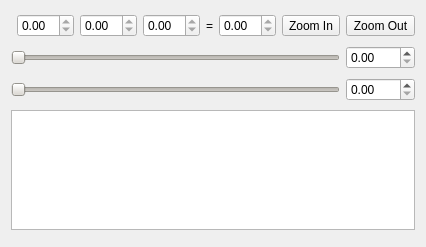
Old version of the form QtImageViewer/Resources/UI/QtSliceControlsWidgetGUI.ui in the repository KitwareMedical/ImageViewer.
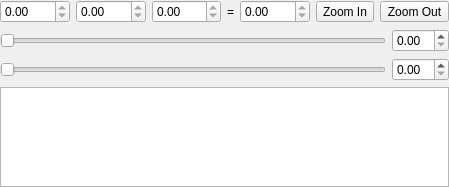
New version of the form.

Patch:
```diff
--- a/QtImageViewer/Resources/UI/QtSliceControlsWidgetGUI.ui
+++ b/QtImageViewer/Resources/UI/QtSliceControlsWidgetGUI.ui
@@ -6,457 +6,15 @@
    <rect>
     <x>0</x>
     <y>0</y>
-    <width>375</width>
-    <height>247</height>
+    <width>449</width>
+    <height>187</height>
    </rect>
   </property>
-  <property name="maximumSize">
-   <size>
-    <width>16777215</width>
-    <height>300</height>
-   </size>
-  </property>
-  <layout class="QGridLayout" name="gridLayout_3">
-   <item row="1" column="8">
-    <widget class="QDoubleSpinBox" name="IntensityMinDisplay">
-     <property name="toolTip">
-      <string>Display the lower intensity widowing.</string>
-     </property>
-    </widget>
-   </item>
-   <item row="1" column="1" colspan="7">
-    <widget class="QSlider" name="IntensityMin">
-     <property name="palette">
-      <palette>
-       <active>
-        <colorrole role="WindowText">
-         <brush brushstyle="SolidPattern">
-          <color alpha="255">
-           <red>0</red>
-           <green>0</green>
-           <blue>0</blue>
-          </color>
-         </brush>
-        </colorrole>
-        <colorrole role="Button">
-         <brush brushstyle="SolidPattern">
-          <color alpha="255">
-           <red>212</red>
-           <green>208</green>
-           <blue>200</blue>
-          </color>
-         </brush>
-        </colorrole>
-        <colorrole role="Light">
-         <brush brushstyle="SolidPattern">
-          <color alpha="255">
-           <red>255</red>
-           <green>255</green>
-           <blue>255</blue>
-          </color>
-         </brush>
-        </colorrole>
-        <colorrole role="Midlight">
-         <brush brushstyle="SolidPattern">
-          <color alpha="255">
-           <red>233</red>
-           <green>231</green>
-           <blue>227</blue>
-          </color>
-         </brush>
-        </colorrole>
-        <colorrole role="Dark">
-         <brush brushstyle="SolidPattern">
-          <color alpha="255">
-           <red>106</red>
-           <green>104</green>
-           <blue>100</blue>
-          </color>
-         </brush>
-        </colorrole>
-        <colorrole role="Mid">
-         <brush brushstyle="SolidPattern">
-          <color alpha="255">
-           <red>141</red>
-           <green>138</green>
-           <blue>133</blue>
-          </color>
-         </brush>
-        </colorrole>
-        <colorrole role="Text">
-         <brush brushstyle="SolidPattern">
-          <color alpha="255">
-           <red>0</red>
-           <green>0</green>
-           <blue>0</blue>
-          </color>
-         </brush>
-        </colorrole>
-        <colorrole role="BrightText">
-         <brush brushstyle="SolidPattern">
-          <color alpha="255">
-           <red>255</red>
-           <green>255</green>
-           <blue>255</blue>
-          </color>
-         </brush>
-        </colorrole>
-        <colorrole role="ButtonText">
-         <brush brushstyle="SolidPattern">
-          <color alpha="255">
-           <red>0</red>
-           <green>0</green>
-           <blue>0</blue>
-          </color>
-         </brush>
-        </colorrole>
-        <colorrole role="Base">
-         <brush brushstyle="SolidPattern">
-          <color alpha="255">
-           <red>255</red>
-           <green>255</green>
-           <blue>255</blue>
-          </color>
-         </brush>
-        </colorrole>
-        <colorrole role="Window">
-         <brush brushstyle="SolidPattern">
-          <color alpha="255">
-           <red>212</red>
-           <green>208</green>
-           <blue>200</blue>
-          </color>
-         </brush>
-        </colorrole>
-        <colorrole role="Shadow">
-         <brush brushstyle="SolidPattern">
-          <color alpha="255">
-           <red>0</red>
-           <green>0</green>
-           <blue>0</blue>
-          </color>
-         </brush>
-        </colorrole>
-        <colorrole role="Highlight">
-         <brush brushstyle="SolidPattern">
-          <color alpha="255">
-           <red>10</red>
-           <green>36</green>
-           <blue>106</blue>
-          </color>
-         </brush>
-        </colorrole>
-        <colorrole role="HighlightedText">
-         <brush brushstyle="SolidPattern">
-          <color alpha="255">
-           <red>255</red>
-           <green>255</green>
-           <blue>255</blue>
-          </color>
-         </brush>
-        </colorrole>
-       </active>
-       <inactive>
-        <colorrole role="WindowText">
-         <brush brushstyle="SolidPattern">
-          <color alpha="255">
-           <red>0</red>
-           <green>0</green>
-           <blue>0</blue>
-          </color>
-         </brush>
-        </colorrole>
-        <colorrole role="Button">
-         <brush brushstyle="SolidPattern">
-          <color alpha="255">
-           <red>212</red>
-           <green>208</green>
-           <blue>200</blue>
-          </color>
-         </brush>
-        </colorrole>
-        <colorrole role="Light">
-         <brush brushstyle="SolidPattern">
-          <color alpha="255">
-           <red>255</red>
-           <green>255</green>
-           <blue>255</blue>
-          </color>
-         </brush>
-        </colorrole>
-        <colorrole role="Midlight">
-         <brush brushstyle="SolidPattern">
-          <color alpha="255">
-           <red>233</red>
-           <green>229</green>
-           <blue>220</blue>
-          </color>
-         </brush>
-        </colorrole>
-        <colorrole role="Dark">
-         <brush brushstyle="SolidPattern">
-          <color alpha="255">
-           <red>128</red>
-           <green>128</green>
-           <blue>128</blue>
-          </color>
-         </brush>
-        </colorrole>
-        <colorrole role="Mid">
-         <brush brushstyle="SolidPattern">
-          <color alpha="255">
-           <red>141</red>
-           <green>138</green>
-           <blue>133</blue>
-          </color>
-         </brush>
-        </colorrole>
-        <colorrole role="Text">
-         <brush brushstyle="SolidPattern">
-          <color alpha="255">
-           <red>0</red>
-           <green>0</green>
-           <blue>0</blue>
-          </color>
-         </brush>
-        </colorrole>
-        <colorrole role="BrightText">
-         <brush brushstyle="SolidPattern">
-          <color alpha="255">
-           <red>255</red>
-           <green>255</green>
-           <blue>255</blue>
-          </color>
-         </brush>
-        </colorrole>
-        <colorrole role="ButtonText">
-         <brush brushstyle="SolidPattern">
-          <color alpha="255">
-           <red>0</red>
-           <green>0</green>
-           <blue>0</blue>
-          </color>
-         </brush>
-        </colorrole>
-        <colorrole role="Base">
-         <brush brushstyle="SolidPattern">
-          <color alpha="255">
-           <red>255</red>
-           <green>255</green>
-           <blue>255</blue>
-          </color>
-         </brush>
-        </colorrole>
-        <colorrole role="Window">
-         <brush brushstyle="SolidPattern">
-          <color alpha="255">
-           <red>212</red>
-           <green>208</green>
-           <blue>200</blue>
-          </color>
-         </brush>
-        </colorrole>
-        <colorrole role="Shadow">
-         <brush brushstyle="SolidPattern">
-          <color alpha="255">
-           <red>64</red>
-           <green>64</green>
-           <blue>64</blue>
-          </color>
-         </brush>
-        </colorrole>
-        <colorrole role="Highlight">
-         <brush brushstyle="SolidPattern">
-          <color alpha="255">
-           <red>212</red>
-           <green>208</green>
-           <blue>200</blue>
-          </color>
-         </brush>
-        </colorrole>
-        <colorrole role="HighlightedText">
-         <brush brushstyle="SolidPattern">
-          <color alpha="255">
-           <red>0</red>
-           <green>0</green>
-           <blue>0</blue>
-          </color>
-         </brush>
-        </colorrole>
-       </inactive>
-       <disabled>
-        <colorrole role="WindowText">
-         <brush brushstyle="SolidPattern">
-          <color alpha="255">
-           <red>106</red>
-           <green>104</green>
-           <blue>100</blue>
-          </color>
-         </brush>
-        </colorrole>
-        <colorrole role="Button">
-         <brush brushstyle="SolidPattern">
-          <color alpha="255">
-           <red>212</red>
-           <green>208</green>
-           <blue>200</blue>
-          </color>
-         </brush>
-        </colorrole>
-        <colorrole role="Light">
-         <brush brushstyle="SolidPattern">
-          <color alpha="255">
-           <red>255</red>
-           <green>255</green>
-           <blue>255</blue>
-          </color>
-         </brush>
-        </colorrole>
-        <colorrole role="Midlight">
-         <brush brushstyle="SolidPattern">
-          <color alpha="255">
-           <red>233</red>
-           <green>231</green>
-           <blue>227</blue>
-          </color>
-         </brush>
-        </colorrole>
-        <colorrole role="Dark">
-         <brush brushstyle="SolidPattern">
-          <color alpha="255">
-           <red>128</red>
-           <green>128</green>
-           <blue>128</blue>
-          </color>
-         </brush>
-        </colorrole>
-        <colorrole role="Mid">
-         <brush brushstyle="SolidPattern">
-          <color alpha="255">
-           <red>141</red>
-           <green>138</green>
-           <blue>133</blue>
-          </color>
-         </brush>
-        </colorrole>
-        <colorrole role="Text">
-         <brush brushstyle="SolidPattern">
-          <color alpha="255">
-           <red>106</red>
-           <green>104</green>
-           <blue>100</blue>
-          </color>
-         </brush>
-        </colorrole>
-        <colorrole role="BrightText">
-         <brush brushstyle="SolidPattern">
-          <color alpha="255">
-           <red>255</red>
-           <green>255</green>
-           <blue>255</blue>
-          </color>
-         </brush>
-        </colorrole>
-        <colorrole role="ButtonText">
-         <brush brushstyle="SolidPattern">
-          <color alpha="255">
-           <red>106</red>
-           <green>104</green>
-           <blue>100</blue>
-          </color>
-         </brush>
-        </colorrole>
-        <colorrole role="Base">
-         <brush brushstyle="SolidPattern">
-          <color alpha="255">
-           <red>255</red>
-           <green>255</green>
-           <blue>255</blue>
-          </color>
-         </brush>
-        </colorrole>
-        <colorrole role="Window">
-         <brush brushstyle="SolidPattern">
-          <color alpha="255">
-           <red>212</red>
-           <green>208</green>
-           <blue>200</blue>
-          </color>
-         </brush>
-        </colorrole>
-        <colorrole role="Shadow">
-         <brush brushstyle="SolidPattern">
-          <color alpha="255">
-           <red>0</red>
-           <green>0</green>
-           <blue>0</blue>
-          </color>
-         </brush>
-        </colorrole>
-        <colorrole role="Highlight">
-         <brush brushstyle="SolidPattern">
-          <color alpha="255">
-           <red>10</red>
-           <green>36</green>
-           <blue>106</blue>
-          </color>
-         </brush>
-        </colorrole>
-        <colorrole role="HighlightedText">
-         <brush brushstyle="SolidPattern">
-          <color alpha="255">
-           <red>255</red>
-           <green>255</green>
-           <blue>255</blue>
-          </color>
-         </brush>
-        </colorrole>
-       </disabled>
-      </palette>
-     </property>
-     <property name="toolTip">
-      <string>Select the lower intensity widowing.</string>
-     </property>
-     <property name="orientation">
-      <enum>Qt::Horizontal</enum>
-     </property>
-    </widget>
-   </item>
-   <item row="0" column="8">
-    <widget class="QToolButton" name="ZoomOut">
-     <property name="font">
-      <font>
-       <family>Arial</family>
-       <weight>50</weight>
-       <bold>false</bold>
-      </font>
-     </property>
-     <property name="toolTip">
-      <string>Zoom out.</string>
-     </property>
-     <property name="text">
-      <string>Zoom Out</string>
-     </property>
-    </widget>
-   </item>
-   <item row="0" column="7">
-    <widget class="QToolButton" name="ZoomIn">
-     <property name="font">
-      <font>
-       <family>Arial</family>
-       <weight>50</weight>
-       <bold>false</bold>
-      </font>
-     </property>
-     <property name="toolTip">
-      <string>Zoom In.</string>
-     </property>
-     <property name="text">
-      <string>Zoom In</string>
-     </property>
-    </widget>
-   </item>
-   <item row="0" column="2">
+  <layout class="QGridLayout" name="gridLayout_2">
+   <property name="margin">
+    <number>0</number>
+   </property>
+   <item row="0" column="0">
     <widget class="QDoubleSpinBox" name="PositionX">
      <property name="sizePolicy">
       <sizepolicy hsizetype="MinimumExpanding" vsizetype="Fixed">
@@ -469,14 +27,39 @@
      </property>
     </widget>
    </item>
-   <item row="2" column="8">
-    <widget class="QDoubleSpinBox" name="IntensityMaxDisplay">
-     <property name="toolTip">
-      <string>Display the upper intensity widowing.</string>
+   <item row="0" column="1">
+    <widget class="QDoubleSpinBox" name="PositionY">
+     <property name="sizePolicy">
+      <sizepolicy hsizetype="MinimumExpanding" vsizetype="Fixed">
+       <horstretch>0</horstretch>
+       <verstretch>0</verstretch>
+      </sizepolicy>
      </property>
+     <property name="focusPolicy">
+      <enum>Qt::NoFocus</enum>
+     </property>
+     <property name="readOnly">
+      <bool>true</bool>
+     </property>
     </widget>
    </item>
-   <item row="0" column="5">
+   <item row="0" column="2">
+    <widget class="QDoubleSpinBox" name="PositionZ">
+     <property name="sizePolicy">
+      <sizepolicy hsizetype="MinimumExpanding" vsizetype="Fixed">
+       <horstretch>0</horstretch>
+       <verstretch>0</verstretch>
+      </sizepolicy>
+     </property>
+     <property name="focusPolicy">
+      <enum>Qt::NoFocus</enum>
+     </property>
+     <property name="readOnly">
+      <bool>true</bool>
+     </property>
+    </widget>
+   </item>
+   <item row="0" column="3">
     <widget class="QLabel" name="TextLabel1">
      <property name="text">
       <string>=</string>
@@ -486,405 +69,95 @@
      </property>
     </widget>
    </item>
-   <item row="2" column="1" colspan="7">
-    <widget class="QSlider" name="IntensityMax">
-     <property name="palette">
-      <palette>
-       <active>
-        <colorrole role="WindowText">
-         <brush brushstyle="SolidPattern">
-          <color alpha="255">
-           <red>0</red>
-           <green>0</green>
-           <blue>0</blue>
-          </color>
-         </brush>
-        </colorrole>
-        <colorrole role="Button">
-         <brush brushstyle="SolidPattern">
-          <color alpha="255">
-           <red>212</red>
-           <green>208</green>
-           <blue>200</blue>
-          </color>
-         </brush>
-        </colorrole>
-        <colorrole role="Light">
-         <brush brushstyle="SolidPattern">
-          <color alpha="255">
-           <red>255</red>
-           <green>255</green>
-           <blue>255</blue>
-          </color>
-         </brush>
-        </colorrole>
-        <colorrole role="Midlight">
-         <brush brushstyle="SolidPattern">
-          <color alpha="255">
-           <red>233</red>
-           <green>231</green>
-           <blue>227</blue>
-          </color>
-         </brush>
-        </colorrole>
-        <colorrole role="Dark">
-         <brush brushstyle="SolidPattern">
-          <color alpha="255">
-           <red>106</red>
-           <green>104</green>
-           <blue>100</blue>
-          </color>
-         </brush>
-        </colorrole>
-        <colorrole role="Mid">
-         <brush brushstyle="SolidPattern">
-          <color alpha="255">
-           <red>141</red>
-           <green>138</green>
-           <blue>133</blue>
-          </color>
-         </brush>
-        </colorrole>
-        <colorrole role="Text">
-         <brush brushstyle="SolidPattern">
-          <color alpha="255">
-           <red>0</red>
-           <green>0</green>
-           <blue>0</blue>
-          </color>
-         </brush>
-        </colorrole>
-        <colorrole role="BrightText">
-         <brush brushstyle="SolidPattern">
-          <color alpha="255">
-           <red>255</red>
-           <green>255</green>
-           <blue>255</blue>
-          </color>
-         </brush>
-        </colorrole>
-        <colorrole role="ButtonText">
-         <brush brushstyle="SolidPattern">
-          <color alpha="255">
-           <red>0</red>
-           <green>0</green>
-           <blue>0</blue>
-          </color>
-         </brush>
-        </colorrole>
-        <colorrole role="Base">
-         <brush brushstyle="SolidPattern">
-          <color alpha="255">
-           <red>255</red>
-           <green>255</green>
-           <blue>255</blue>
-          </color>
-         </brush>
-        </colorrole>
-        <colorrole role="Window">
-         <brush brushstyle="SolidPattern">
-          <color alpha="255">
-           <red>212</red>
-           <green>208</green>
-           <blue>200</blue>
-          </color>
-         </brush>
-        </colorrole>
-        <colorrole role="Shadow">
-         <brush brushstyle="SolidPattern">
-          <color alpha="255">
-           <red>0</red>
-           <green>0</green>
-           <blue>0</blue>
-          </color>
-         </brush>
-        </colorrole>
-        <colorrole role="Highlight">
-         <brush brushstyle="SolidPattern">
-          <color alpha="255">
-           <red>10</red>
-           <green>36</green>
-           <blue>106</blue>
-          </color>
-         </brush>
-        </colorrole>
-        <colorrole role="HighlightedText">
-         <brush brushstyle="SolidPattern">
-          <color alpha="255">
-           <red>255</red>
-           <green>255</green>
-           <blue>255</blue>
-          </color>
-         </brush>
-        </colorrole>
-       </active>
-       <inactive>
-        <colorrole role="WindowText">
-         <brush brushstyle="SolidPattern">
-          <color alpha="255">
-           <red>0</red>
-           <green>0</green>
-           <blue>0</blue>
-          </color>
-         </brush>
-        </colorrole>
-        <colorrole role="Button">
-         <brush brushstyle="SolidPattern">
-          <color alpha="255">
-           <red>212</red>
-           <green>208</green>
-           <blue>200</blue>
-          </color>
-         </brush>
-        </colorrole>
-        <colorrole role="Light">
-         <brush brushstyle="SolidPattern">
-          <color alpha="255">
-           <red>255</red>
-           <green>255</green>
-           <blue>255</blue>
-          </color>
-         </brush>
-        </colorrole>
-        <colorrole role="Midlight">
-         <brush brushstyle="SolidPattern">
-          <color alpha="255">
-           <red>233</red>
-           <green>229</green>
-           <blue>220</blue>
-          </color>
-         </brush>
-        </colorrole>
-        <colorrole role="Dark">
-         <brush brushstyle="SolidPattern">
-          <color alpha="255">
-           <red>128</red>
-           <green>128</green>
-           <blue>128</blue>
-          </color>
-         </brush>
-        </colorrole>
-        <colorrole role="Mid">
-         <brush brushstyle="SolidPattern">
-          <color alpha="255">
-           <red>141</red>
-           <green>138</green>
-           <blue>133</blue>
-          </color>
-         </brush>
-        </colorrole>
-        <colorrole role="Text">
-         <brush brushstyle="SolidPattern">
-          <color alpha="255">
-           <red>0</red>
-           <green>0</green>
-           <blue>0</blue>
-          </color>
-         </brush>
-        </colorrole>
-        <colorrole role="BrightText">
-         <brush brushstyle="SolidPattern">
-          <color alpha="255">
-           <red>255</red>
-           <green>255</green>
-           <blue>255</blue>
-          </color>
-         </brush>
-        </colorrole>
-        <colorrole role="ButtonText">
-         <brush brushstyle="SolidPattern">
-          <color alpha="255">
-           <red>0</red>
-           <green>0</green>
-           <blue>0</blue>
-          </color>
-         </brush>
-        </colorrole>
-        <colorrole role="Base">
-         <brush brushstyle="SolidPattern">
-          <color alpha="255">
-           <red>255</red>
-           <green>255</green>
-           <blue>255</blue>
-          </color>
-         </brush>
-        </colorrole>
-        <colorrole role="Window">
-         <brush brushstyle="SolidPattern">
-          <color alpha="255">
-           <red>212</red>
-           <green>208</green>
-           <blue>200</blue>
-          </color>
-         </brush>
-        </colorrole>
-        <colorrole role="Shadow">
-         <brush brushstyle="SolidPattern">
-          <color alpha="255">
-           <red>64</red>
-           <green>64</green>
-           <blue>64</blue>
-          </color>
-         </brush>
-        </colorrole>
-        <colorrole role="Highlight">
-         <brush brushstyle="SolidPattern">
-          <color alpha="255">
-           <red>212</red>
-           <green>208</green>
-           <blue>200</blue>
-          </color>
-         </brush>
-        </colorrole>
-        <colorrole role="HighlightedText">
-         <brush brushstyle="SolidPattern">
-          <color alpha="255">
-           <red>0</red>
-           <green>0</green>
-           <blue>0</blue>
-          </color>
-         </brush>
-        </colorrole>
-       </inactive>
-       <disabled>
-        <colorrole role="WindowText">
-         <brush brushstyle="SolidPattern">
-          <color alpha="255">
-           <red>106</red>
-           <green>104</green>
-           <blue>100</blue>
-          </color>
-         </brush>
-        </colorrole>
-        <colorrole role="Button">
-         <brush brushstyle="SolidPattern">
-          <color alpha="255">
-           <red>212</red>
-           <green>208</green>
-           <blue>200</blue>
-          </color>
-         </brush>
-        </colorrole>
-        <colorrole role="Light">
-         <brush brushstyle="SolidPattern">
-          <color alpha="255">
-           <red>255</red>
-           <green>255</green>
-           <blue>255</blue>
-          </color>
-         </brush>
-        </colorrole>
-        <colorrole role="Midlight">
-         <brush brushstyle="SolidPattern">
-          <color alpha="255">
-           <red>233</red>
-           <green>231</green>
-           <blue>227</blue>
-          </color>
-         </brush>
-        </colorrole>
-        <colorrole role="Dark">
-         <brush brushstyle="SolidPattern">
-          <color alpha="255">
-           <red>128</red>
-           <green>128</green>
-           <blue>128</blue>
-          </color>
-         </brush>
-        </colorrole>
-        <colorrole role="Mid">
-         <brush brushstyle="SolidPattern">
-          <color alpha="255">
-           <red>141</red>
-           <green>138</green>
-           <blue>133</blue>
-          </color>
-         </brush>
-        </colorrole>
-        <colorrole role="Text">
-         <brush brushstyle="SolidPattern">
-          <color alpha="255">
-           <red>106</red>
-           <green>104</green>
-           <blue>100</blue>
-          </color>
-         </brush>
-        </colorrole>
-        <colorrole role="BrightText">
-         <brush brushstyle="SolidPattern">
-          <color alpha="255">
-           <red>255</red>
-           <green>255</green>
-           <blue>255</blue>
-          </color>
-         </brush>
-        </colorrole>
-        <colorrole role="ButtonText">
-         <brush brushstyle="SolidPattern">
-          <color alpha="255">
-           <red>106</red>
-           <green>104</green>
-           <blue>100</blue>
-          </color>
-         </brush>
-        </colorrole>
-        <colorrole role="Base">
-         <brush brushstyle="SolidPattern">
-          <color alpha="255">
-           <red>255</red>
-           <green>255</green>
-           <blue>255</blue>
-          </color>
-         </brush>
-        </colorrole>
-        <colorrole role="Window">
-         <brush brushstyle="SolidPattern">
-          <color alpha="255">
-           <red>212</red>
-           <green>208</green>
-           <blue>200</blue>
-          </color>
-         </brush>
-        </colorrole>
-        <colorrole role="Shadow">
-         <brush brushstyle="SolidPattern">
-          <color alpha="255">
-           <red>0</red>
-           <green>0</green>
-           <blue>0</blue>
-          </color>
-         </brush>
-        </colorrole>
-        <colorrole role="Highlight">
-         <brush brushstyle="SolidPattern">
-          <color alpha="255">
-           <red>10</red>
-           <green>36</green>
-           <blue>106</blue>
-          </color>
-         </brush>
-        </colorrole>
-        <colorrole role="HighlightedText">
-         <brush brushstyle="SolidPattern">
-          <color alpha="255">
-           <red>255</red>
-           <green>255</green>
-           <blue>255</blue>
-          </color>
-         </brush>
-        </colorrole>
-       </disabled>
-      </palette>
+   <item row="0" column="4">
+    <widget class="QDoubleSpinBox" name="PixelValue">
+     <property name="sizePolicy">
+      <sizepolicy hsizetype="MinimumExpanding" vsizetype="Fixed">
+       <horstretch>0</horstretch>
+       <verstretch>0</verstretch>
+      </sizepolicy>
      </property>
+     <property name="focusPolicy">
+      <enum>Qt::NoFocus</enum>
+     </property>
+     <property name="readOnly">
+      <bool>true</bool>
+     </property>
+    </widget>
+   </item>
+   <item row="0" column="5">
+    <widget class="QToolButton" name="ZoomIn">
+     <property name="font">
+      <font>
+       <family>Arial</family>
+       <weight>50</weight>
+       <bold>false</bold>
+      </font>
+     </property>
      <property name="toolTip">
       <string>Select the upper limit intensity widowing</string>
      </property>
-     <property name="orientation">
-      <enum>Qt::Horizontal</enum>
+     <property name="text">
+      <string>Zoom In</string>
      </property>
     </widget>
    </item>
-   <item row="3" column="1" colspan="8">
+   <item row="0" column="6">
+    <widget class="QToolButton" name="ZoomOut">
+     <property name="font">
+      <font>
+       <family>Arial</family>
+       <weight>50</weight>
+       <bold>false</bold>
+      </font>
+     </property>
+     <property name="toolTip">
+      <string>Zoom out</string>
+     </property>
+     <property name="text">
+      <string>Zoom Out</string>
+     </property>
+    </widget>
+   </item>
+   <item row="1" column="0" colspan="7">
+    <layout class="QGridLayout" name="gridLayout">
+     <item row="0" column="0">
+      <widget class="QSlider" name="IntensityMin">
+       <property name="toolTip">
+        <string>Select the lower intensity windowing</string>
+       </property>
+       <property name="orientation">
+        <enum>Qt::Horizontal</enum>
+       </property>
+      </widget>
+     </item>
+     <item row="0" column="1">
+      <widget class="QDoubleSpinBox" name="IntensityMinDisplay">
+       <property name="toolTip">
+        <string>Display the lower intensity windowing</string>
+       </property>
+      </widget>
+     </item>
+     <item row="1" column="0">
+      <widget class="QSlider" name="IntensityMax">
+       <property name="toolTip">
+        <string>Select the upper limit intensity windowing</string>
+       </property>
+       <property name="orientation">
+        <enum>Qt::Horizontal</enum>
+       </property>
+      </widget>
+     </item>
+     <item row="1" column="1">
+      <widget class="QDoubleSpinBox" name="IntensityMaxDisplay">
+       <property name="toolTip">
+        <string>Display the upper intensity widowing.</string>
+       </property>
+      </widget>
+     </item>
+    </layout>
+   </item>
+   <item row="2" column="0" colspan="7">
     <widget class="QTextEdit" name="Details">
      <property name="maximumSize">
       <size>
@@ -900,45 +173,6 @@
      </property>
     </widget>
    </item>
-   <item row="0" column="4">
-    <widget class="QDoubleSpinBox" name="PositionZ">
-     <property name="sizePolicy">
-      <sizepolicy hsizetype="MinimumExpanding" vsizetype="Fixed">
-       <horstretch>0</horstretch>
-       <verstretch>0</verstretch>
-      </sizepolicy>
-     </property>
-     <property name="readOnly">
-      <bool>true</bool>
-     </property>
-    </widget>
-   </item>
-   <item row="0" column="3">
-    <widget class="QDoubleSpinBox" name="PositionY">
-     <property name="sizePolicy">
-      <sizepolicy hsizetype="MinimumExpanding" vsizetype="Fixed">
-       <horstretch>0</horstretch>
-       <verstretch>0</verstretch>
-      </sizepolicy>
-     </property>
-     <property name="readOnly">
-      <bool>true</bool>
-     </property>
-    </widget>
-   </item>
-   <item row="0" column="6">
-    <widget class="QDoubleSpinBox" name="PixelValue">
-     <property name="sizePolicy">
-      <sizepolicy hsizetype="MinimumExpanding" vsizetype="Fixed">
-       <horstretch>0</horstretch>
-       <verstretch>0</verstretch>
-      </sizepolicy>
-     </property>
-     <property name="readOnly">
-      <bool>true</bool>
-     </property>
-    </widget>
-   </item>
   </layout>
  </widget>
  <resources/>
```
Left out of the diff: 14 changed lines with no effect on the pictures.
